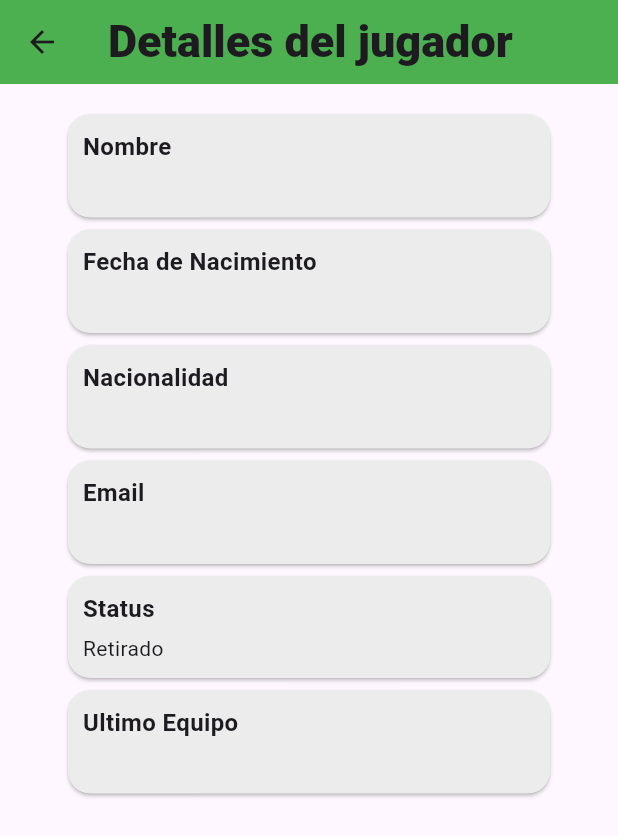
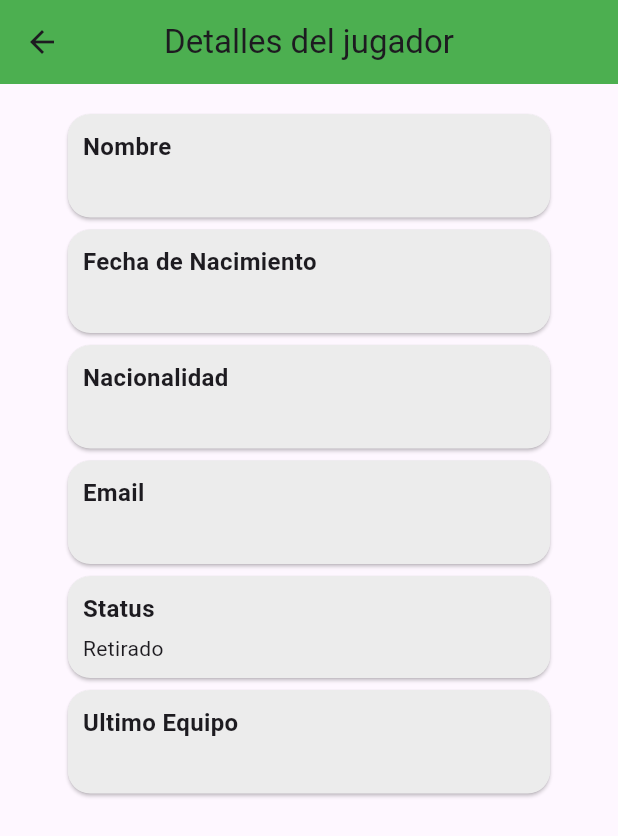
Before and after one commit to Fredev01/worldps, a Flutter app: the DetallesPage screen opened directly with empty values, on a phone screen of 412 x 824 dp. Shown: the top 836 px of the screen. Run offline on Flutter 3.47's test engine with Material 3 defaults, Android fonts, the phone set to English and light mode, and no system bars; our stand-ins replace get; network calls fail.

Commit message:
mejorando la vista detalles de jugador

```diff
--- a/lib/src/pages/detalles_page.dart
+++ b/lib/src/pages/detalles_page.dart
@@ -12,10 +12,6 @@ class DetallesPage extends StatelessWidget {
       appBar: AppBar(
         title: const Text(
           'Detalles del jugador',
-          style: TextStyle(
-            fontWeight: FontWeight.w900,
-            fontSize: 30.0,
-          ),
         ),
         backgroundColor: Colors.green,
         centerTitle: true,
```
